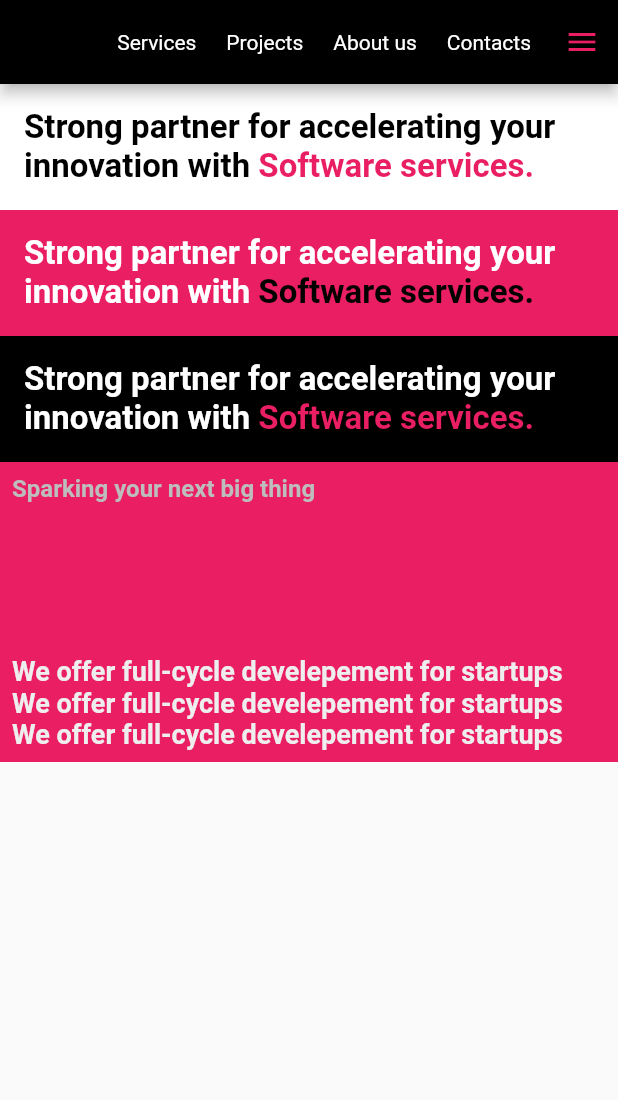
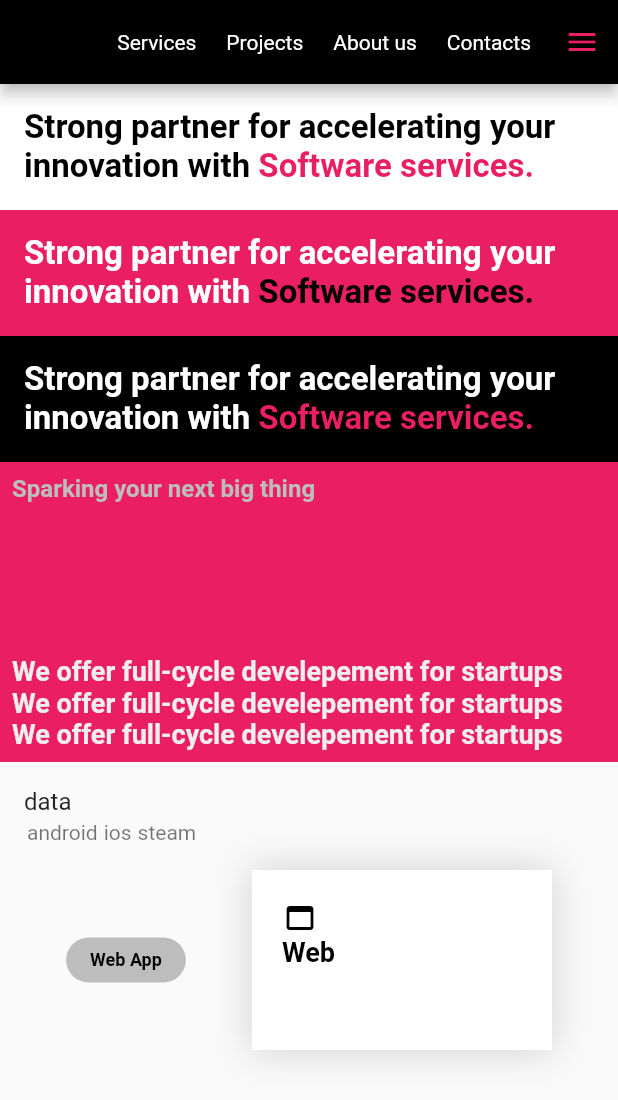
Before and after one commit to mouhandlarbi/security, a Flutter app: the screen it shows after launch, on a phone screen of 412 x 824 dp. Shown: the top 1100 px of the screen. Run offline on Flutter 3.47's test engine with Material 2 defaults, Android fonts, the phone set to English and light mode, and no system bars; Roboto replaces fonts that are missing (Formular, Arial, Helvetica, sans-serif).

Commit message:
befor card image

```diff
--- a/lib/constants.dart
+++ b/lib/constants.dart
@@ -1,8 +1,8 @@
 import 'package:flutter/material.dart';
 
-Color blackColor = Color(0xff000000);
-Color pinkColor = Color(0xffFC605C);
-Color greyCard = Color(0xff1C1F1F);
+Color blackColor = const Color(0xff000000);
+Color pinkColor = const Color(0xffFC605C);
+Color greyCard = const Color(0xff1C1F1F);
 
 
 //fonts
--- /dev/null
+++ b/lib/footer_list_tile.dart
@@ -0,0 +1,35 @@
+import 'package:flutter/material.dart';
+
+class FooterListTile extends StatelessWidget {
+  const FooterListTile({
+    super.key,
+    required this.title,
+    required this.subtitles,
+  });
+  final String title;
+  final List<String> subtitles;
+  @override
+  Widget build(BuildContext context) {
+    return ListTile(
+      title: InkWell(
+        onTap: () {},
+        child: const Text("data"),
+      ),
+      subtitle: Row(
+        children: [
+          ...subtitles
+              .map(
+                (e) => InkWell(
+                  onTap: () {},
+                  child: Padding(
+                    padding: const EdgeInsets.symmetric(horizontal: 2),
+                    child: Text(e),
+                  ),
+                ),
+              )
+              .toList(),
+        ],
+      ),
+    );
+  }
+}
--- a/lib/home_page.dart
+++ b/lib/home_page.dart
@@ -1,7 +1,9 @@
 import 'package:flutter/material.dart';
 import 'package:security/card_item.dart';
+import 'package:security/footer_list_tile.dart';
 import 'package:security/hovered_btn.dart';
-import 'package:security/round_btn.dart';
+import 'package:security/service_card.dart';
+import 'package:security/small_btn.dart';
 import 'package:security/welcome_message.dart';
 
 class HomePage extends StatefulWidget {
@@ -69,6 +71,22 @@ class _HomePageState extends State<HomePage> {
                 "We offer full-cycle develepement for startups We offer full-cycle develepement for startups We offer full-cycle develepement for startups",
           ),
           //RoundedBtn(),
+          const FooterListTile(
+            title: "Web",
+            subtitles: ["android", "ios", "steam"],
+          ),
+          const Row(
+            mainAxisAlignment: MainAxisAlignment.spaceEvenly,
+            children: [
+              SmallBtn(
+                txt: "Web App",
+              ),
+              ServiceCard(
+                txt: "Web",
+                icone: Icons.web_asset,
+              ),
+            ],
+          ),
         ],
       ),
     );
--- a/lib/hovered_btn.dart
+++ b/lib/hovered_btn.dart
@@ -1,16 +1,18 @@
 import 'package:flutter/material.dart';
 
 class HoveredBtn extends StatefulWidget {
-  const HoveredBtn({super.key, required this.txt});
+  const HoveredBtn({
+    super.key,
+    required this.txt,
+  });
   final String txt;
-
   @override
   State<HoveredBtn> createState() => _HoveredBtnState();
 }
 
 class _HoveredBtnState extends State<HoveredBtn> {
   bool isHover = false;
-
+  late Color defaultColor;
   @override
   Widget build(BuildContext context) {
     return AnimatedContainer(
--- /dev/null
+++ b/lib/image_card.dart
@@ -0,0 +1,10 @@
+import 'package:flutter/material.dart';
+
+class CardWithImage extends StatelessWidget {
+  const CardWithImage({super.key});
+
+  @override
+  Widget build(BuildContext context) {
+    return Container();
+  }
+}
--- a/lib/main.dart
+++ b/lib/main.dart
@@ -12,9 +12,9 @@ class MyApp extends StatelessWidget {
   // This widget is the root of your application.
   @override
   Widget build(BuildContext context) {
-    return MaterialApp(
+    return const MaterialApp(
       debugShowCheckedModeBanner: false,
-      home: const HomePage(),
+      home: HomePage(),
     );
   }
 }
--- a/lib/round_btn.dart
+++ b/lib/round_btn.dart
@@ -8,8 +8,7 @@ class RoundedBtn extends StatelessWidget {
     return InkWell(
       onTap: () {},
       child: Container(
-        width: 200,
-        padding: EdgeInsets.symmetric(
+        padding: const EdgeInsets.symmetric(
           horizontal: 16,
           vertical: 12,
         ),
--- /dev/null
+++ b/lib/service_card.dart
@@ -0,0 +1,72 @@
+import 'package:flutter/material.dart';
+
+class ServiceCard extends StatefulWidget {
+  const ServiceCard({
+    super.key,
+    required this.icone,
+    required this.txt,
+  });
+  final IconData icone;
+  final String txt;
+
+  @override
+  State<ServiceCard> createState() => _ServiceCardState();
+}
+
+class _ServiceCardState extends State<ServiceCard> {
+  bool isHover = false;
+  @override
+  Widget build(BuildContext context) {
+    return InkWell(
+      onHover: (value) {
+        isHover = value;
+        setState(() {});
+      },
+      onTap: () {},
+      child: Container(
+        width: 200,
+        height: 120,
+        padding: const EdgeInsets.all(20),
+        decoration: BoxDecoration(
+          color: isHover ? Colors.pink : Colors.white,
+          boxShadow: [
+            BoxShadow(
+              spreadRadius: 2,
+              blurRadius: 20,
+              color: Colors.grey.withOpacity(0.4),
+            ),
+          ],
+        ),
+        child: Column(
+          mainAxisAlignment: MainAxisAlignment.start,
+          crossAxisAlignment: CrossAxisAlignment.start,
+          children: [
+            Icon(
+              widget.icone,
+              color: isHover ? Colors.white : Colors.black,
+            ),
+            Row(
+              children: [
+                Text(
+                  widget.txt,
+                  style: TextStyle(
+                    fontSize: 18,
+                    fontWeight: FontWeight.bold,
+                    color: isHover ? Colors.white : Colors.black,
+                  ),
+                ),
+                Visibility(
+                  visible: isHover,
+                  child: const Icon(
+                    Icons.arrow_outward,
+                    color: Colors.white,
+                  ),
+                ),
+              ],
+            ),
+          ],
+        ),
+      ),
+    );
+  }
+}
--- /dev/null
+++ b/lib/small_btn.dart
@@ -0,0 +1,41 @@
+import 'package:flutter/material.dart';
+
+class SmallBtn extends StatefulWidget {
+  const SmallBtn({
+    super.key,
+    required this.txt,
+  });
+  final String txt;
+
+  @override
+  State<SmallBtn> createState() => _SmallBtnState();
+}
+
+class _SmallBtnState extends State<SmallBtn> {
+  bool isHover = false;
+  @override
+  Widget build(BuildContext context) {
+    return InkWell(
+      onHover: (value) {
+        isHover = value;
+        setState(() {});
+      },
+      onTap: () {},
+      child: Container(
+        padding: const EdgeInsets.symmetric(horizontal: 16, vertical: 8),
+        decoration: BoxDecoration(
+          color: isHover ? Colors.pink : Colors.grey[400],
+          borderRadius: BorderRadius.circular(16),
+        ),
+        child: Text(
+          widget.txt,
+          style: TextStyle(
+            fontSize: 12,
+            fontWeight: FontWeight.w600,
+            color: isHover ? Colors.white : Colors.black,
+          ),
+        ),
+      ),
+    );
+  }
+}
```
